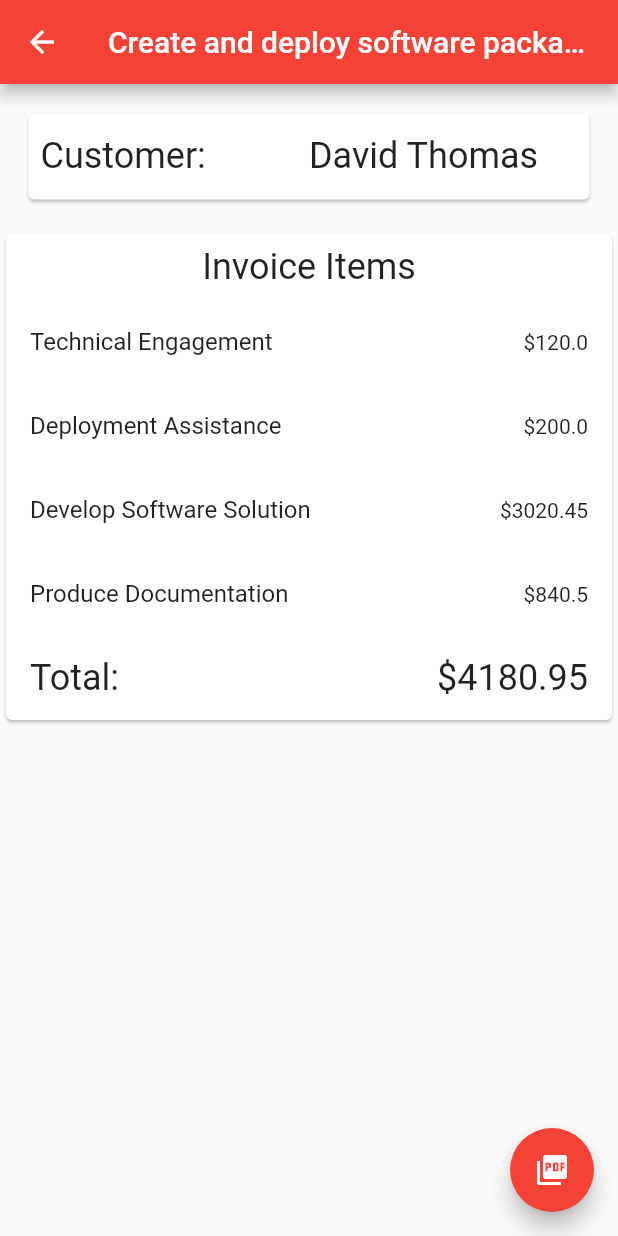
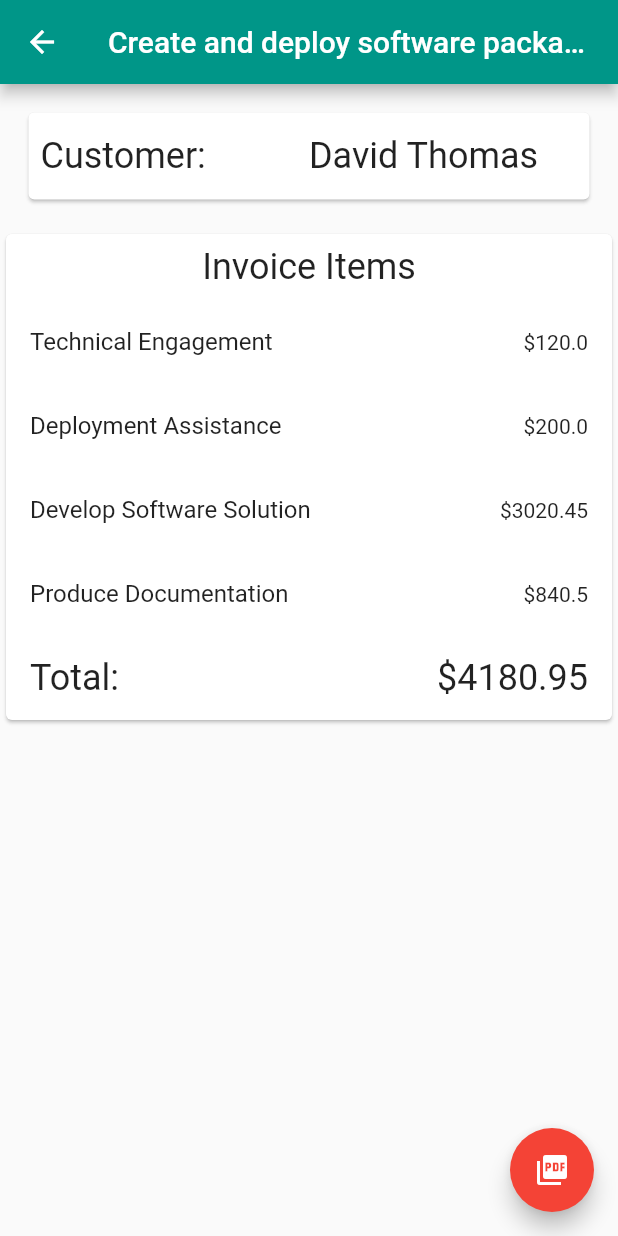
Before and after one commit to SamuelBasseyJohn/Invoice_generator, a Flutter app: the screen it shows after launch, after a tap on "Create and deploy software package", on a phone screen of 412 x 824 dp. Run offline on Flutter 3.47's test engine with Material 2 defaults, Android fonts, the phone set to English and light mode, and no system bars; our stand-ins replace firebase_core, pdf, printing; accounts and stored records are empty.

Commit message:
changed app theme

```diff
--- a/lib/Pages/details.dart
+++ b/lib/Pages/details.dart
@@ -13,7 +13,7 @@ class DetailsPage extends StatelessWidget {
   Widget build(BuildContext context) {
     return Scaffold(
       appBar: AppBar(
-        backgroundColor: Colors.red,
+        backgroundColor: Colors.teal,
         title: Text(invoice.name),
       ),
       body: Column(
```
